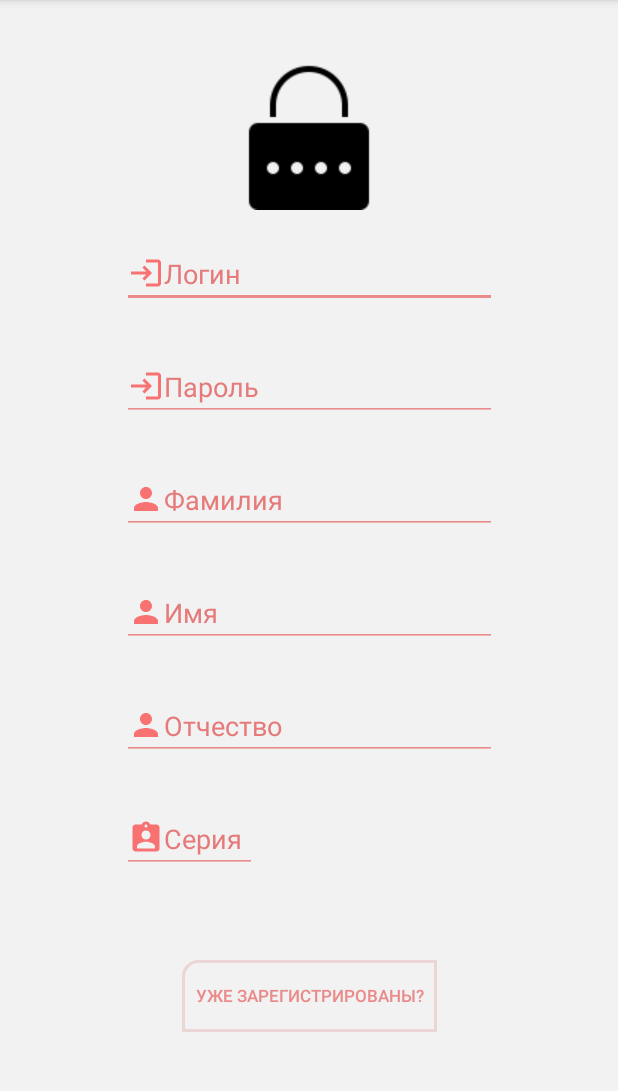
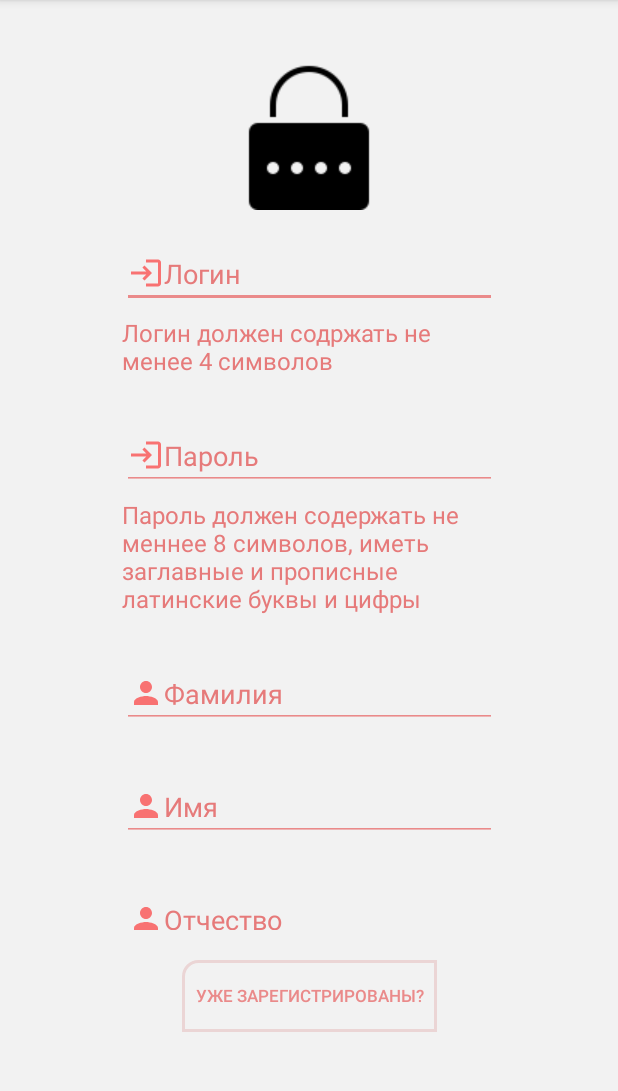
Before and after one commit to ICEWOLFex/TrainsProject, an Android app: the Registration screen opened directly, with no data from a screen before it, on a phone screen of 412 x 824 dp, the part 84-1175 px from its top. Run offline under Robolectric (Android 15) with nearby library versions, the phone set to English and light mode, and no system bars.

Commit message:
eighthPush, added hints, added fields in train`s cards

```diff
--- a/app/build.gradle
+++ b/app/build.gradle
@@ -50,6 +50,6 @@ dependencies {
     testImplementation 'junit:junit:4.13.2'
     androidTestImplementation 'androidx.test.ext:junit:1.1.3'
     androidTestImplementation 'androidx.test.espresso:espresso-core:3.4.0'
-    implementation 'com.squareup.okhttp3:logging-interceptor:3.9.0'
+//    implementation 'com.squareup.okhttp3:logging-interceptor:3.9.0'
     implementation 'io.github.pilgr:paperdb:2.7.2'
 }
--- a/app/src/main/java/com/example/trainsandroid/CreateOrderActivity.kt
+++ b/app/src/main/java/com/example/trainsandroid/CreateOrderActivity.kt
@@ -460,7 +460,7 @@ class CreateOrderActivity : AppCompatActivity() {
             todayDate = Calendar.getInstance().get(Calendar.YEAR).toString() + "-" + Calendar.getInstance().get(Calendar.MONTH).toString() + "-" + Calendar.getInstance().get(Calendar.DAY_OF_MONTH).toString()
         }
         fullPrice += servPrice
-        val orderModel = OrderModel(0, "Не оплачено", todayDate, carriage, sit, fullPrice.toString(), token!!.idAccount, trains!!.idTrains, service)
+        val orderModel = OrderModel(0, "Не оплачено", todayDate, carriage, sit, fullPrice.toString(), token!!.idAccount, trains!! .idTrains, service)
         val call: Call<OrderModel> = apiInterface.createOrder(orderModel, "Bearer " + token!!.token)
         call.enqueue(object:Callback<OrderModel>{
             override fun onResponse(call: Call<OrderModel>, response: Response<OrderModel>) {
--- a/app/src/main/java/com/example/trainsandroid/MainProfile.kt
+++ b/app/src/main/java/com/example/trainsandroid/MainProfile.kt
@@ -132,7 +132,10 @@ class MainProfile : AppCompatActivity() {
                                     if(lastnametext.text.toString().isEmpty()){
                                         lastnametext.error = "Поле не может быть пустым"
                                     }
-                                    if(!emailtext.text.any{it in "@."}){
+                                    if(!emailtext.text.any{it in "@"}){
+                                        emailtext.error = "Некоректный формат"
+                                    }
+                                    if(!emailtext.text.any{it in "."}){
                                         emailtext.error = "Некоректный формат"
                                     }
                                     if(emailtext.text.toString().isEmpty()){
--- a/app/src/main/java/com/example/trainsandroid/OrderActivity.kt
+++ b/app/src/main/java/com/example/trainsandroid/OrderActivity.kt
@@ -103,7 +103,7 @@ class OrderActivity : AppCompatActivity() {
                             response: Response<TrainsModel>
                         ) {
                             if(response.isSuccessful) {
-                                var train = OrderTrainModel(i.idOrder,response.body()!!.numTrain,response.body()!!.depDayTrain,response.body()!!.arrDayTrain,response.body()!!.depCityTrain,response.body()!!.arrCityTrain,i.carriageOrder,i.sitOrder,i.priceOrder)
+                                var train = OrderTrainModel(i.idOrder,response.body()!!.numTrain,response.body()!!.depDayTrain,response.body()!!.arrDayTrain,response.body()!!.depCityTrain,response.body()!!.arrCityTrain,i.carriageOrder,i.sitOrder,i.priceOrder, i.stateOrder)
                                 trains.add(train!!)
                                 list.layoutManager = LinearLayoutManager(applicationContext)
                                 adapter = OrderListAdapter(trains!!, applicationContext)
--- a/app/src/main/java/com/example/trainsandroid/Registration.kt
+++ b/app/src/main/java/com/example/trainsandroid/Registration.kt
@@ -194,11 +194,12 @@ class Registration : AppCompatActivity() {
                 phone.error = "Поле не заполнено"
             }
             if(!email.text.any{it in "@"} && !email.text.any{it in "."}){
+                check = false
                 email.error = "Некоректный формат"
             }
             if(email.text.toString().isEmpty()){
                 check=false
-                email.setError("Поле не заполнено")
+                email.error = "Поле не заполнено"
             }
             if(check){
                 PostData(login.text.toString(), password.text.toString(), firstname.text.toString(), name.text.toString(), lastname.text.toString(), serpas.text.toString(), numpas.text.toString(), getBirthday(), residence.text.toString(), getIssuedday(), issuedcode.text.toString(), phone.text.toString(), email.text.toString())
--- a/app/src/main/java/com/example/trainsandroid/adapters/OrderListAdapter.kt
+++ b/app/src/main/java/com/example/trainsandroid/adapters/OrderListAdapter.kt
@@ -8,6 +8,7 @@ import android.widget.TextView
 import androidx.recyclerview.widget.RecyclerView
 import com.example.trainsandroid.R
 import com.example.trainsandroid.models.OrderTrainModel
+import org.w3c.dom.Text
 
 class OrderListAdapter (private val orderInfo: ArrayList<OrderTrainModel>, private val context: Context):
     RecyclerView.Adapter<OrderListAdapter.MyViewHolder>(){
@@ -20,6 +21,8 @@ class OrderListAdapter (private val orderInfo: ArrayList<OrderTrainModel>, priva
             val arrCity: TextView = itemView.findViewById(R.id.arr_city_order)
             val carriege: TextView = itemView.findViewById(R.id.carriege)
             val sit: TextView = itemView.findViewById(R.id.sit)
+            val price: TextView = itemView.findViewById(R.id.price_order)
+            val state: TextView = itemView.findViewById(R.id.state_order)
         }
 
         override fun onCreateViewHolder(parent: ViewGroup, viewType: Int): MyViewHolder {
@@ -43,6 +46,7 @@ class OrderListAdapter (private val orderInfo: ArrayList<OrderTrainModel>, priva
             holder.arrCity.text = "Город прибытия: " +order.arrCityTrain
             holder.carriege.text = "Вагон: " + order.carriageOrder + "; "
             holder.sit.text = "Место: " + order.sitOrder
-
+            holder.price.text = "Цена билета: " + order.priceOrder+"р"
+            holder.state.text = "Статус - " + order.stateOrder
         }
     }
--- a/app/src/main/java/com/example/trainsandroid/api/RequestBuilder.kt
+++ b/app/src/main/java/com/example/trainsandroid/api/RequestBuilder.kt
@@ -6,7 +6,7 @@ import retrofit2.Retrofit
 import retrofit2.converter.gson.GsonConverterFactory
 
 object RequestBuilder {
-        private var URL = "http://192.168.176.36:5000/api/"
+        private var URL = "http://192.168.199.36:5000/api/"
         private var retrofit: Retrofit? = null
         fun buildRequest(): Retrofit {
             val logging = HttpLoggingInterceptor()
--- a/app/src/main/java/com/example/trainsandroid/models/OrderTrainModel.kt
+++ b/app/src/main/java/com/example/trainsandroid/models/OrderTrainModel.kt
@@ -9,5 +9,6 @@ data class OrderTrainModel(
     var arrCityTrain: String,
     var carriageOrder: String,
     var sitOrder: String,
-    var priceOrder: String
+    var priceOrder: String,
+    var stateOrder: String
 )
--- a/app/src/main/res/layout/activity_registration.xml
+++ b/app/src/main/res/layout/activity_registration.xml
@@ -50,13 +50,26 @@
                 android:maxLength="25"
                 />
 
+            <TextView
+                android:id="@+id/logintext"
+                android:layout_width="wrap_content"
+                android:layout_height="wrap_content"
+                app:layout_constraintStart_toStartOf="parent"
+                app:layout_constraintEnd_toEndOf="parent"
+                app:layout_constraintTop_toBottomOf="@+id/Loginreg"
+                android:layout_marginTop="5dp"
+                android:text="Логин должен содржать не менее 4 символов"
+                android:textSize="16dp"
+                android:textColor="@color/dark_red"
+                />
+
             <EditText
                 android:id="@+id/Passwordreg"
                 android:layout_width="match_parent"
                 android:layout_height="wrap_content"
                 app:layout_constraintStart_toStartOf="parent"
                 app:layout_constraintEnd_toEndOf="parent"
-                app:layout_constraintTop_toBottomOf="@+id/Loginreg"
+                app:layout_constraintTop_toBottomOf="@+id/logintext"
                 android:layout_marginTop="30dp"
                 android:hint="Пароль"
                 android:backgroundTint="@color/red"
@@ -67,13 +80,25 @@
                 android:maxLength="25"
                 />
 
+            <TextView
+                android:id="@+id/passwordtext"
+                android:layout_width="wrap_content"
+                android:layout_height="wrap_content"
+                app:layout_constraintStart_toStartOf="parent"
+                app:layout_constraintEnd_toEndOf="parent"
+                app:layout_constraintTop_toBottomOf="@+id/Passwordreg"
+                android:layout_marginTop="5dp"
+                android:text="Пароль должен содержать не меннее 8 символов, иметь заглавные и прописные латинские буквы и цифры"
+                android:textSize="16dp"
+                android:textColor="@color/dark_red"
+                />
             <EditText
                 android:id="@+id/firstname"
                 android:layout_width="match_parent"
                 android:layout_height="wrap_content"
                 app:layout_constraintStart_toStartOf="parent"
                 app:layout_constraintEnd_toEndOf="parent"
-                app:layout_constraintTop_toBottomOf="@+id/Passwordreg"
+                app:layout_constraintTop_toBottomOf="@+id/logintext"
                 android:layout_marginTop="30dp"
                 android:hint="Фамилия"
                 android:backgroundTint="@color/red"
```
Also changed, not shown: app/src/main/res/layout/orders_card.xml (+15 -3 lines).
